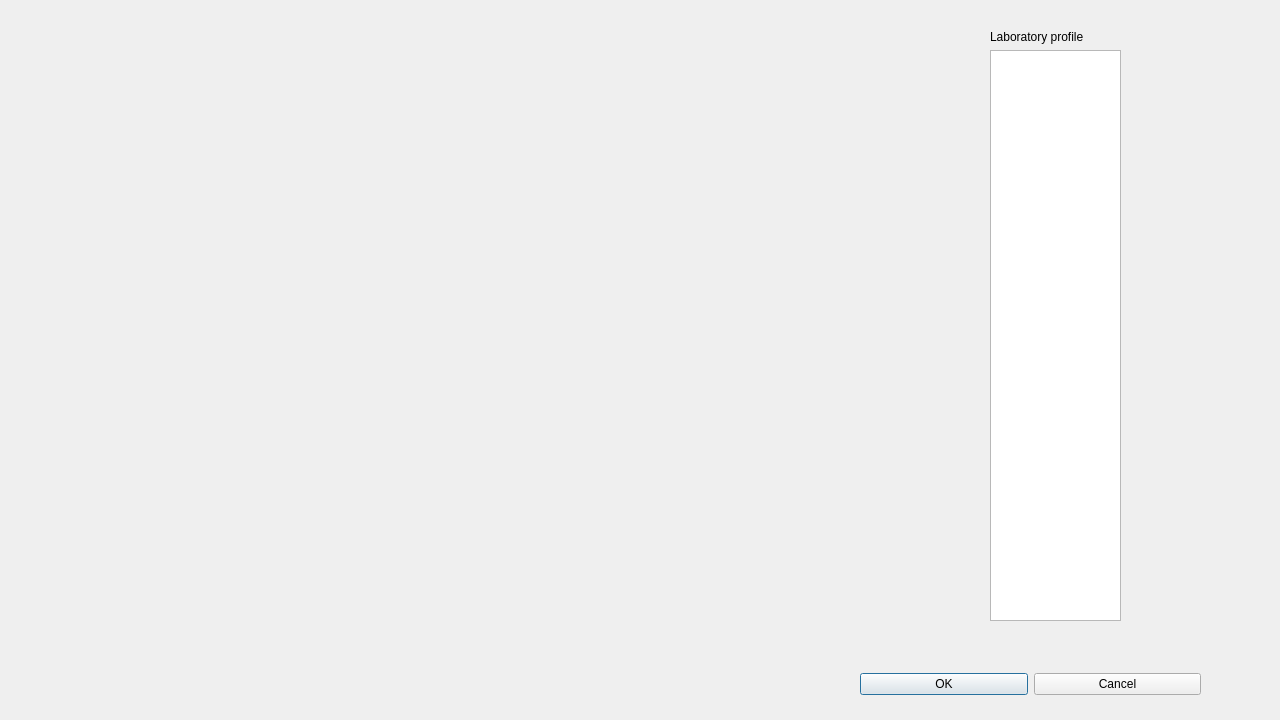
Before: the Qt Designer form labprofiledialog.ui in bogie/medicoLabTool, drawn with Qt 5.
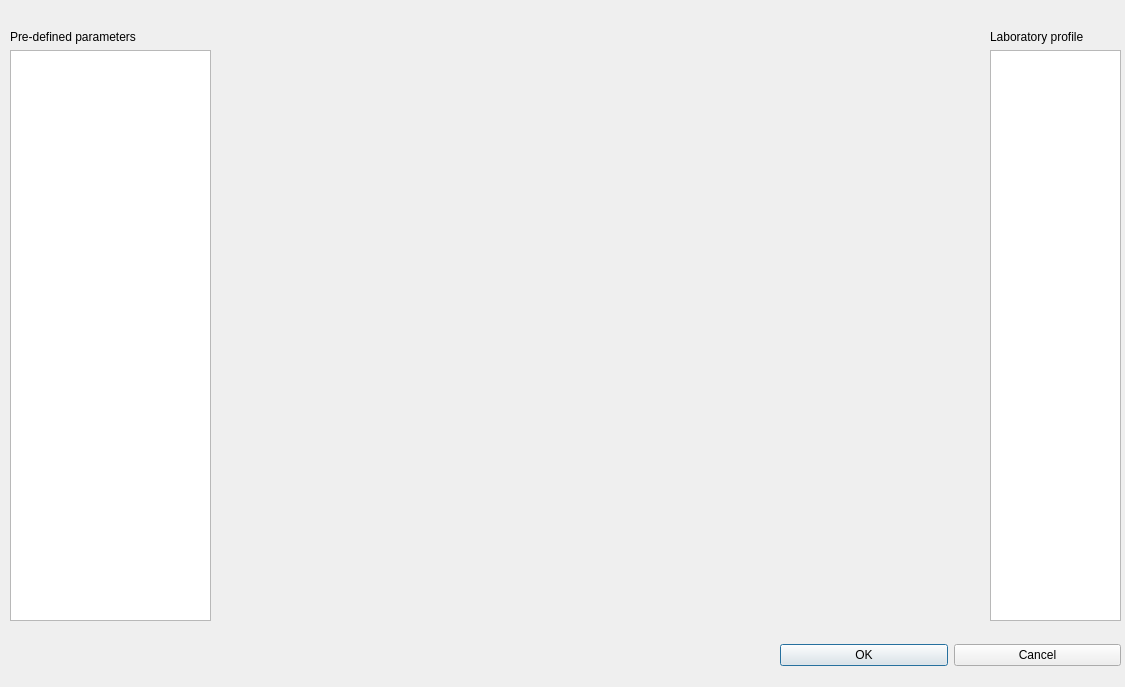
After: the same form once the commit is applied.

Diff of the .ui file:
```diff
--- a/labprofiledialog.ui
+++ b/labprofiledialog.ui
@@ -6,8 +6,8 @@
    <rect>
     <x>0</x>
     <y>0</y>
-    <width>1280</width>
-    <height>720</height>
+    <width>1125</width>
+    <height>687</height>
    </rect>
   </property>
   <property name="windowTitle">
@@ -16,10 +16,10 @@
   <widget class="QWidget" name="verticalLayoutWidget">
    <property name="geometry">
     <rect>
-     <x>30</x>
+     <x>220</x>
      <y>30</y>
-     <width>771</width>
-     <height>601</height>
+     <width>731</width>
+     <height>591</height>
     </rect>
    </property>
    <layout class="QVBoxLayout" name="parameterLayout">
@@ -64,8 +64,8 @@
   <widget class="QWidget" name="horizontalLayoutWidget">
    <property name="geometry">
     <rect>
-     <x>860</x>
-     <y>659</y>
+     <x>780</x>
+     <y>630</y>
      <width>341</width>
      <height>51</height>
     </rect>
@@ -87,6 +87,55 @@
     </item>
    </layout>
   </widget>
+  <widget class="QWidget" name="verticalLayoutWidget_3">
+   <property name="geometry">
+    <rect>
+     <x>10</x>
+     <y>30</y>
+     <width>201</width>
+     <height>591</height>
+    </rect>
+   </property>
+   <layout class="QVBoxLayout" name="preDefinedLayout">
+    <item>
+     <widget class="QLabel" name="label_2">
+      <property name="text">
+       <string>Pre-defined parameters</string>
+      </property>
+     </widget>
+    </item>
+    <item>
+     <widget class="QTreeWidget" name="preDefinedTreeWidget">
+      <property name="contextMenuPolicy">
+       <enum>Qt::CustomContextMenu</enum>
+      </property>
+      <property name="editTriggers">
+       <set>QAbstractItemView::NoEditTriggers</set>
+      </property>
+      <property name="showDropIndicator" stdset="0">
+       <bool>false</bool>
+      </property>
+      <property name="dragEnabled">
+       <bool>true</bool>
+      </property>
+      <property name="dragDropMode">
+       <enum>QAbstractItemView::DragOnly</enum>
+      </property>
+      <property name="defaultDropAction">
+       <enum>Qt::CopyAction</enum>
+      </property>
+      <attribute name="headerVisible">
+       <bool>false</bool>
+      </attribute>
+      <column>
+       <property name="text">
+        <string notr="true">1</string>
+       </property>
+      </column>
+     </widget>
+    </item>
+   </layout>
+  </widget>
  </widget>
  <resources/>
  <connections/>
```
